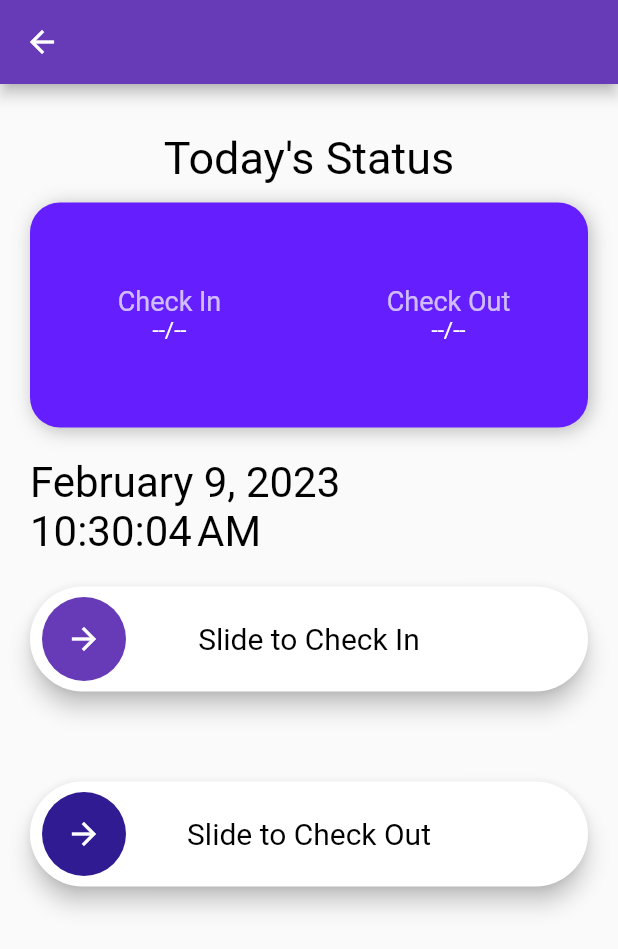
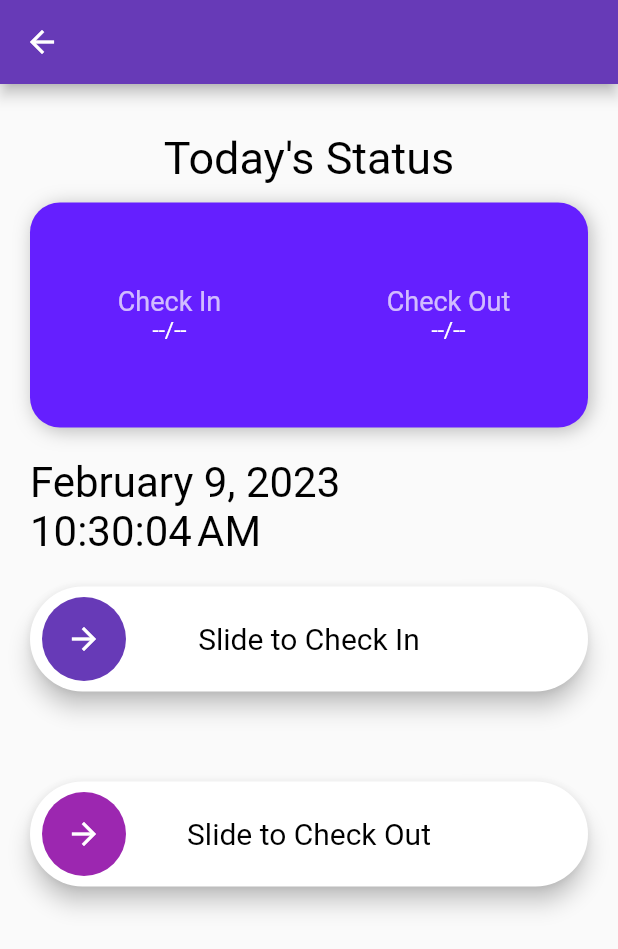
Before and after one commit to FahadKhan007/HRM-App, a Flutter app: the screen it shows once a user with an empty profile is signed in, after a tap on "Attendance", on a phone screen of 412 x 824 dp. Shown: the top 949 px of the screen. Run offline on Flutter 3.47's test engine with Material 2 defaults, Android fonts, the phone set to English and light mode, and no system bars; drawn by our look-alikes of slide_to_act; our stand-ins replace firebase_auth, firebase_core, firebase_database, get, google_fonts; missing offline and left inert: dart:ffi; accounts and stored records are empty; Roboto replaces fonts that are missing (Ubuntu).

Commit message:
classes name changed from page to screen

```diff
--- a/lib/attendance_page.dart
+++ b/lib/attendance_screen.dart
@@ -9,7 +9,7 @@ import 'package:google_fonts/google_fonts.dart';
 import 'package:intl/intl.dart';
 import 'package:slide_to_act/slide_to_act.dart';
 
-import 'report_page.dart';
+import 'report_screen.dart';
 
 class AttendancePage extends StatefulWidget {
   const AttendancePage({super.key});
@@ -194,7 +194,7 @@ class _AttendancePageState extends State<AttendancePage> {
                       color: Colors.black,
                     ),
                     outerColor: Colors.white,
-                    innerColor: Colors.deepPurple[900],
+                    innerColor: Colors.purple,
                     key: key,
                     onSubmit: () async {
                       databaseRef2
--- a/lib/auth_controller.dart
+++ b/lib/auth_controller.dart
@@ -2,8 +2,8 @@
 
 import 'package:firebase_auth/firebase_auth.dart';
 import 'package:get/get.dart';
-import 'package:human_resource_management/home_page.dart';
-import 'package:human_resource_management/login_page.dart';
+import 'package:human_resource_management/home_screen.dart';
+import 'package:human_resource_management/login_screen.dart';
 import 'package:flutter/material.dart';
 
 class AuthController extends GetxController {
--- a/lib/home_page.dart
+++ b/lib/home_screen.dart
@@ -4,11 +4,10 @@ import 'package:flutter/material.dart';
 import 'package:get/get.dart';
 import 'package:google_fonts/google_fonts.dart';
 import 'package:human_resource_management/auth_controller.dart';
-import 'package:human_resource_management/register_page.dart';
-import 'package:human_resource_management/report_page.dart';
+import 'package:human_resource_management/report_screen.dart';
 import 'package:intl/intl.dart';
 
-import 'attendance_page.dart';
+import 'attendance_screen.dart';
 import 'my_drawer.dart';
 
 class HomePage extends StatelessWidget {
--- a/lib/login_page.dart
+++ b/lib/login_screen.dart
@@ -1,11 +1,10 @@
 // ignore_for_file: prefer_const_constructors, prefer_const_literals_to_create_immutables
-import 'package:firebase_auth/firebase_auth.dart';
 import 'package:flutter/gestures.dart';
 import 'package:flutter/material.dart';
 import 'package:get/get.dart';
 import 'package:google_fonts/google_fonts.dart';
 import 'package:human_resource_management/auth_controller.dart';
-import 'register_page.dart';
+import 'register_screen.dart';
 
 class LoginPage extends StatefulWidget {
   const LoginPage({super.key});
--- a/lib/register_page.dart
+++ b/lib/register_screen.dart
@@ -5,7 +5,7 @@ import 'package:flutter/material.dart';
 import 'package:get/get.dart';
 import 'package:google_fonts/google_fonts.dart';
 import 'package:human_resource_management/auth_controller.dart';
-import 'login_page.dart';
+import 'login_screen.dart';
 
 class RegisterPage extends StatelessWidget {
   const RegisterPage({super.key});
--- a/lib/report_page.dart
+++ b/lib/report_screen.dart
@@ -1,3 +1,5 @@
+// ignore_for_file: prefer_const_constructors
+
 import 'package:firebase_auth/firebase_auth.dart';
 import 'package:firebase_database/firebase_database.dart';
 import 'package:firebase_database/ui/firebase_animated_list.dart';
@@ -124,6 +126,7 @@ class _ReportPageState extends State<ReportPage> {
                         crossAxisAlignment: CrossAxisAlignment.center,
                         // ignore: prefer_const_literals_to_create_immutables
                         children: [
+                          // ignore: prefer_const_constructors
                           SizedBox(
                             height: 40,
                           ),
```
Also changed, not shown: lib/my_drawer.dart (+4 -4 lines).
